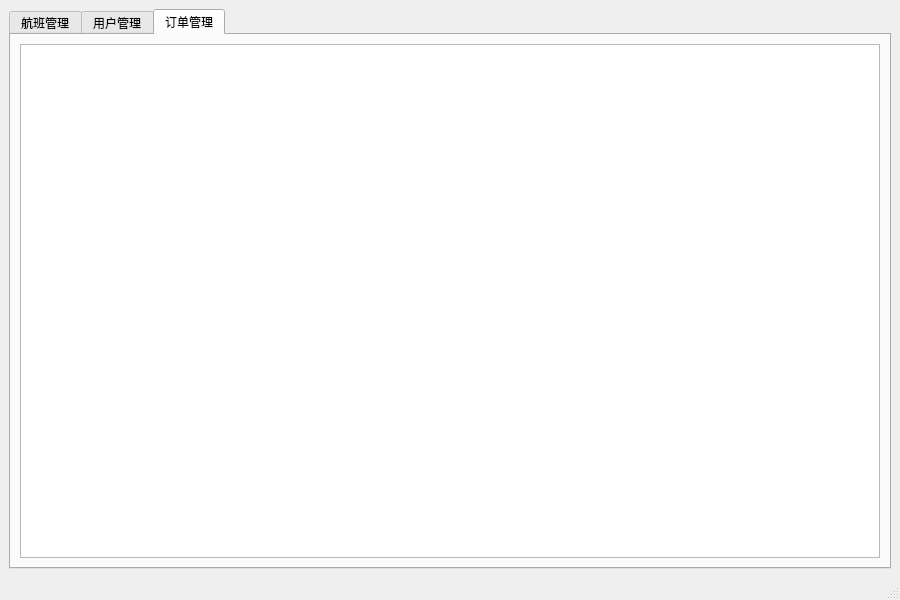
dormitory604/Ticketing-System-ver2.0, file admin-app/admin_dashboard.ui: the form before one commit.
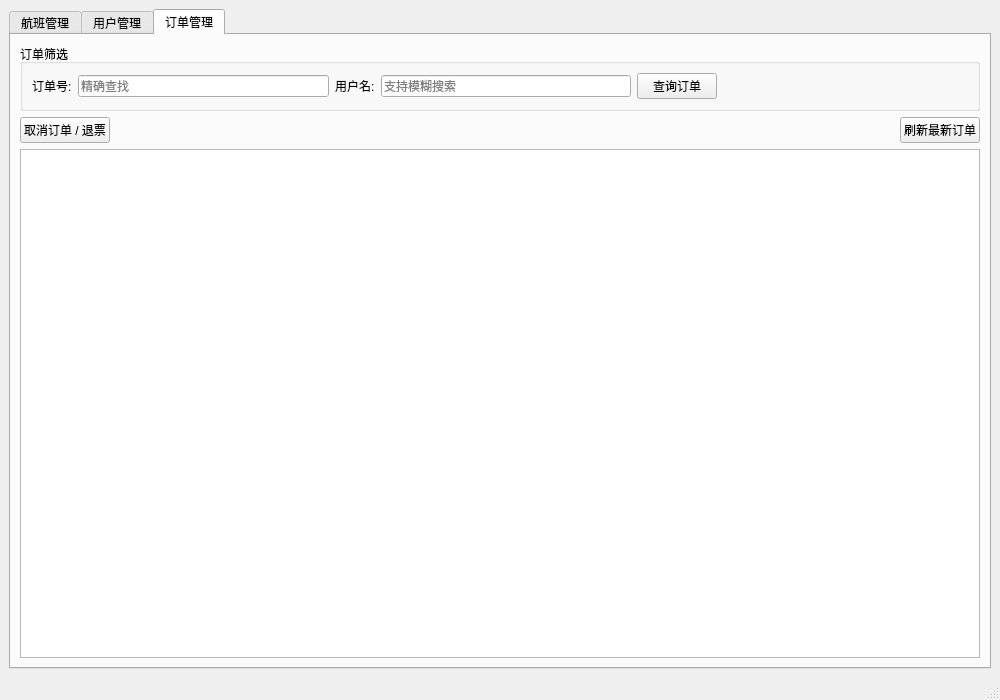
The form after the commit. The open tabs and pages were chosen to show the change.

Commit message: 完成搜索订单，管理用户订单功能

```diff
--- a/admin-app/admin_dashboard.ui
+++ b/admin-app/admin_dashboard.ui
@@ -6,8 +6,8 @@
    <rect>
     <x>0</x>
     <y>0</y>
-    <width>900</width>
-    <height>600</height>
+    <width>1000</width>
+    <height>700</height>
    </rect>
   </property>
   <property name="windowTitle">
@@ -98,6 +98,94 @@
         <string>订单管理</string>
        </attribute>
        <layout class="QVBoxLayout" name="verticalLayout_4">
+        <item>
+         <widget class="QGroupBox" name="groupBox_2">
+          <property name="title">
+           <string>订单筛选</string>
+          </property>
+          <layout class="QHBoxLayout" name="horizontalLayout_3">
+           <item>
+            <widget class="QLabel" name="label_3">
+             <property name="text">
+              <string>订单号:</string>
+             </property>
+            </widget>
+           </item>
+           <item>
+            <widget class="QLineEdit" name="txtSearchBookingID">
+             <property name="placeholderText">
+              <string>精确查找</string>
+             </property>
+            </widget>
+           </item>
+           <item>
+            <widget class="QLabel" name="label_4">
+             <property name="text">
+              <string>用户名:</string>
+             </property>
+            </widget>
+           </item>
+           <item>
+            <widget class="QLineEdit" name="txtSearchUsername">
+             <property name="placeholderText">
+              <string>支持模糊搜索</string>
+             </property>
+            </widget>
+           </item>
+           <item>
+            <widget class="QPushButton" name="btnSearchBooking">
+             <property name="text">
+              <string>查询订单</string>
+             </property>
+            </widget>
+           </item>
+           <item>
+            <spacer name="horizontalSpacer_3">
+             <property name="orientation">
+              <enum>Qt::Orientation::Horizontal</enum>
+             </property>
+             <property name="sizeHint" stdset="0">
+              <size>
+               <width>40</width>
+               <height>20</height>
+              </size>
+             </property>
+            </spacer>
+           </item>
+          </layout>
+         </widget>
+        </item>
+        <item>
+         <layout class="QHBoxLayout" name="horizontalLayout_4">
+          <item>
+           <widget class="QPushButton" name="btnCancelBooking">
+            <property name="text">
+             <string>取消订单 / 退票</string>
+            </property>
+           </widget>
+          </item>
+          <item>
+           <spacer name="horizontalSpacer_4">
+            <property name="orientation">
+             <enum>Qt::Orientation::Horizontal</enum>
+            </property>
+            <property name="sizeHint" stdset="0">
+             <size>
+              <width>40</width>
+              <height>20</height>
+             </size>
+            </property>
+           </spacer>
+          </item>
+          <item>
+           <widget class="QPushButton" name="btnRefreshBooking">
+            <property name="text">
+             <string>刷新最新订单</string>
+            </property>
+           </widget>
+          </item>
+         </layout>
+        </item>
         <item>
          <widget class="QTableWidget" name="bookingTable">
           <property name="selectionBehavior">
```
Left out of the diff: 85 changed lines with no effect on the pictures. The commit also changes 4 other files.
